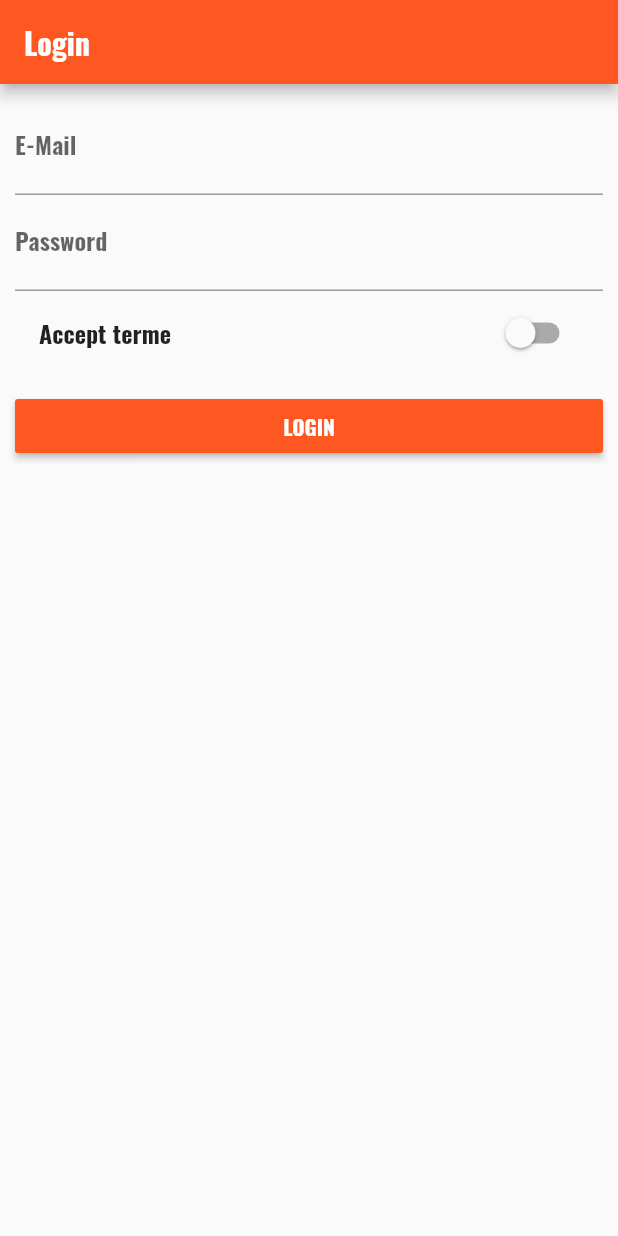
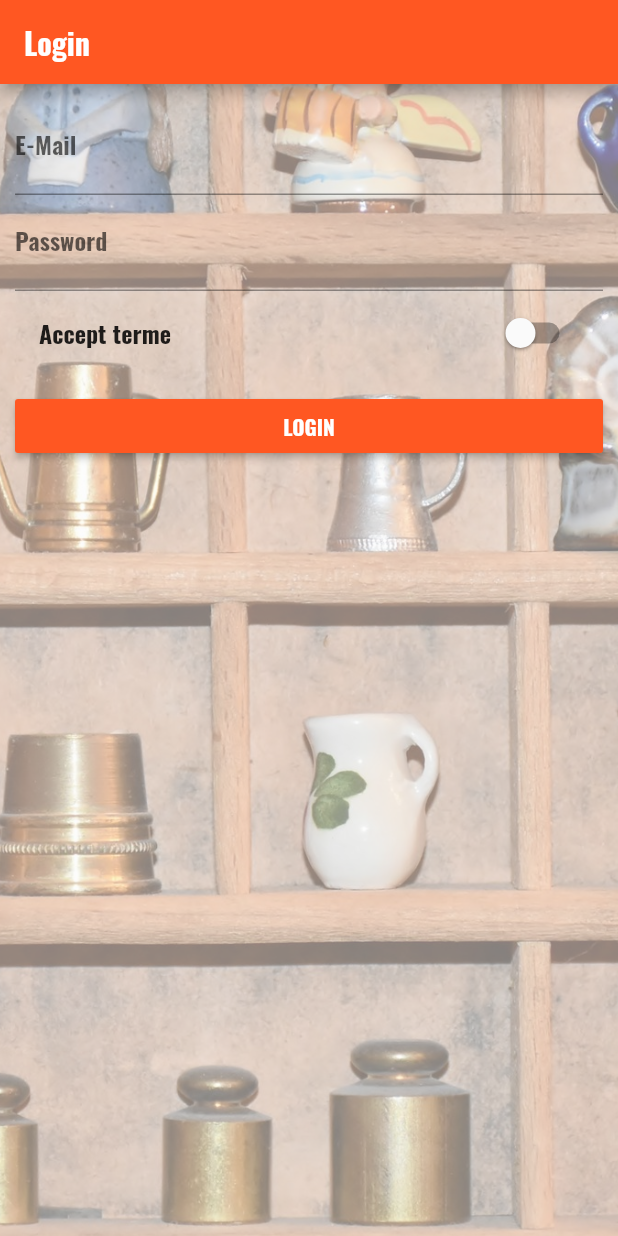
Before and after one commit to zakariae-/flutter_first_app, a Flutter app: the screen it shows after launch, on a phone screen of 412 x 824 dp. Run offline on Flutter 3.47's test engine with Material 2 defaults, Android fonts, the phone set to English and light mode, and no system bars.

```diff
--- a/lib/pages/auth.dart
+++ b/lib/pages/auth.dart
@@ -18,7 +18,14 @@ class _AuthPageState extends State<AuthPage> {
         title: Text('Login'),
       ),
       body: Container(
-        margin: EdgeInsets.all(10.0),
+        decoration: BoxDecoration(
+          image: DecorationImage(
+            fit: BoxFit.cover,
+            colorFilter: ColorFilter.mode(Colors.black.withOpacity(0.5), BlendMode.dstATop),
+            image: AssetImage('assets/background.jpg'),
+          ),
+        ),
+        padding: EdgeInsets.all(10.0),
         child: ListView(
           children: <Widget>[
             TextField(
--- a/pubspec.yaml
+++ b/pubspec.yaml
@@ -29,6 +29,7 @@ flutter:
   #
   assets:
     - assets/food.jpg
+    - assets/background.jpg
   #  - images/a_dot_ham.jpeg
 
   # An image asset can refer to one or more resolution-specific "variants", see
```
Also changed, not shown: assets/background.jpg (added).
